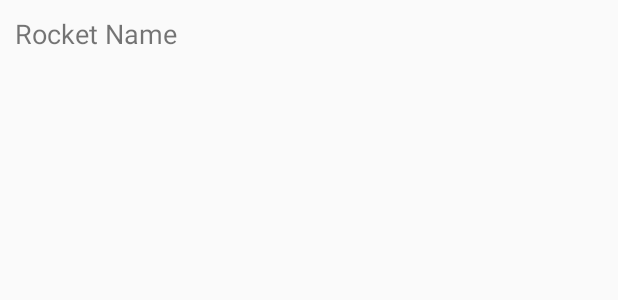
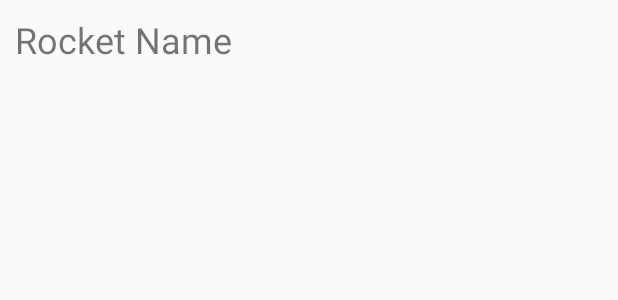
Before and after one commit to LydiaGarcia03/RocketComm, an Android app: the layout adpter_rocket_list.xml on its own in the app's theme, with its tools: preview values and no code run, on a phone screen of 412 x 824 dp. Shown: the top 300 px of the screen. Run offline under Robolectric (Android 15) with nearby library versions, the phone set to English and light mode, and no system bars.

Commit message:
Lista Feita.

```diff
--- a/app/src/main/res/layout/adpter_rocket_list.xml
+++ b/app/src/main/res/layout/adpter_rocket_list.xml
@@ -16,5 +16,5 @@
         android:layout_marginRight="10dp"
         android:layout_marginBottom="10dp"
         android:text="Rocket Name"
-        android:textSize="18sp" />
+        android:textSize="24sp" />
 </LinearLayout>
```
